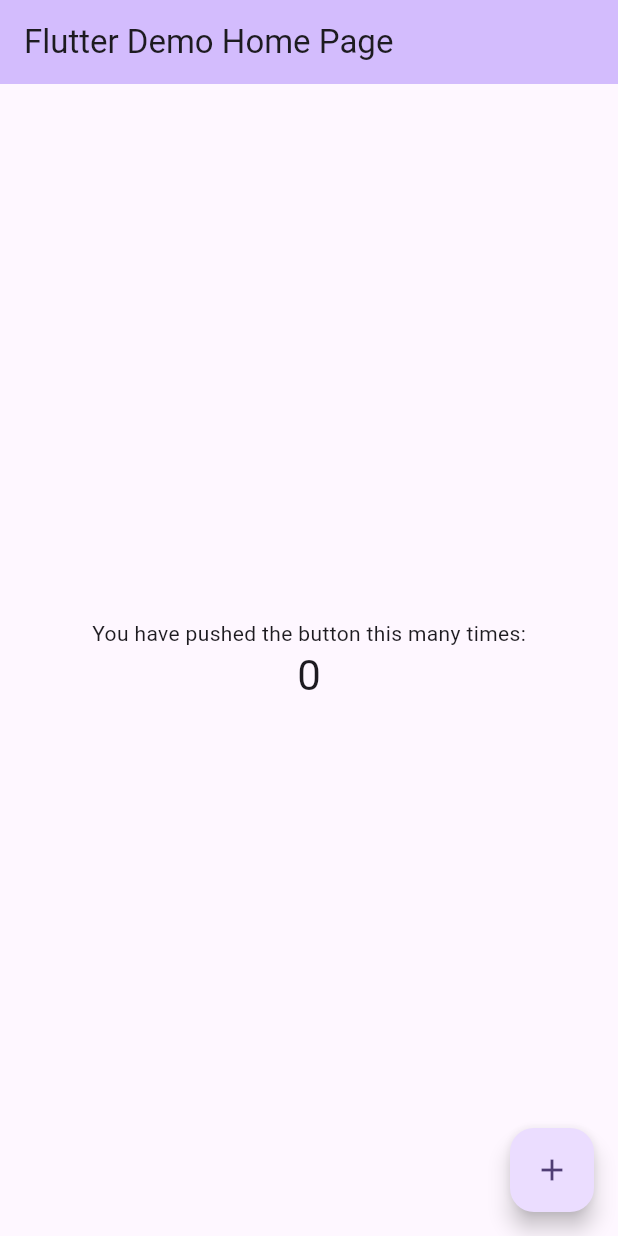
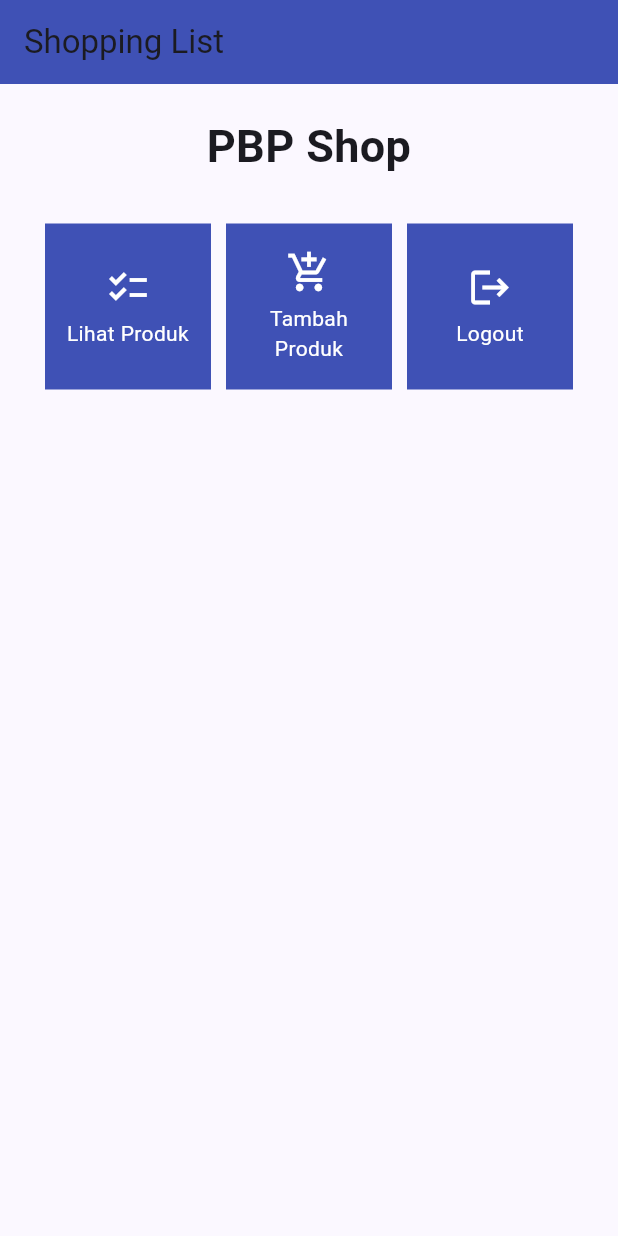
Before and after one commit to LokSki22/shopping-list-mobile, a Flutter app: the screen it shows after launch, on a phone screen of 412 x 824 dp. Run offline on Flutter 3.47's test engine with Material 2 defaults, Android fonts, the phone set to English and light mode, and no system bars.

Commit message:
flutter tutor

```diff
--- a/lib/main.dart
+++ b/lib/main.dart
@@ -1,5 +1,5 @@
 import 'package:flutter/material.dart';
-
+import 'package:shopping_list/menu.dart';
 void main() {
   runApp(const MyApp());
 }
@@ -28,98 +28,15 @@ class MyApp extends StatelessWidget {
         //
         // This works for code too, not just values: Most code changes can be
         // tested with just a hot reload.
-        colorScheme: ColorScheme.fromSeed(seedColor: Colors.deepPurple),
+        colorScheme: ColorScheme.fromSeed(seedColor: Colors.indigo),
+        appBarTheme: AppBarTheme(
+          backgroundColor : Colors.indigo,
+        ),
         useMaterial3: true,
+
       ),
-      home: const MyHomePage(title: 'Flutter Demo Home Page'),
+
+      home: MyHomePage()
     );
   }
 }
-
-class MyHomePage extends StatefulWidget {
-  const MyHomePage({super.key, required this.title});
-
-  // This widget is the home page of your application. It is stateful, meaning
-  // that it has a State object (defined below) that contains fields that affect
-  // how it looks.
-
-  // This class is the configuration for the state. It holds the values (in this
-  // case the title) provided by the parent (in this case the App widget) and
-  // used by the build method of the State. Fields in a Widget subclass are
-  // always marked "final".
-
-  final String title;
-
-  @override
-  State<MyHomePage> createState() => _MyHomePageState();
-}
-
-class _MyHomePageState extends State<MyHomePage> {
-  int _counter = 0;
-
-  void _incrementCounter() {
-    setState(() {
-      // This call to setState tells the Flutter framework that something has
-      // changed in this State, which causes it to rerun the build method below
-      // so that the display can reflect the updated values. If we changed
-      // _counter without calling setState(), then the build method would not be
-      // called again, and so nothing would appear to happen.
-      _counter++;
-    });
-  }
-
-  @override
-  Widget build(BuildContext context) {
-    // This method is rerun every time setState is called, for instance as done
-    // by the _incrementCounter method above.
-    //
-    // The Flutter framework has been optimized to make rerunning build methods
-    // fast, so that you can just rebuild anything that needs updating rather
-    // than having to individually change instances of widgets.
-    return Scaffold(
-      appBar: AppBar(
-        // TRY THIS: Try changing the color here to a specific color (to
-        // Colors.amber, perhaps?) and trigger a hot reload to see the AppBar
-        // change color while the other colors stay the same.
-        backgroundColor: Theme.of(context).colorScheme.inversePrimary,
-        // Here we take the value from the MyHomePage object that was created by
-        // the App.build method, and use it to set our appbar title.
-        title: Text(widget.title),
-      ),
-      body: Center(
-        // Center is a layout widget. It takes a single child and positions it
-        // in the middle of the parent.
-        child: Column(
-          // Column is also a layout widget. It takes a list of children and
-          // arranges them vertically. By default, it sizes itself to fit its
-          // children horizontally, and tries to be as tall as its parent.
-          //
-          // Column has various properties to control how it sizes itself and
-          // how it positions its children. Here we use mainAxisAlignment to
-          // center the children vertically; the main axis here is the vertical
-          // axis because Columns are vertical (the cross axis would be
-          // horizontal).
-          //
-          // TRY THIS: Invoke "debug painting" (choose the "Toggle Debug Paint"
-          // action in the IDE, or press "p" in the console), to see the
-          // wireframe for each widget.
-          mainAxisAlignment: MainAxisAlignment.center,
-          children: <Widget>[
-            const Text(
-              'You have pushed the button this many times:',
-            ),
-            Text(
-              '$_counter',
-              style: Theme.of(context).textTheme.headlineMedium,
-            ),
-          ],
-        ),
-      ),
-      floatingActionButton: FloatingActionButton(
-        onPressed: _incrementCounter,
-        tooltip: 'Increment',
-        child: const Icon(Icons.add),
-      ), // This trailing comma makes auto-formatting nicer for build methods.
-    );
-  }
-}
--- /dev/null
+++ b/lib/menu.dart
@@ -0,0 +1,110 @@
+import 'package:flutter/material.dart';
+class MyHomePage extends StatelessWidget {
+    MyHomePage({Key? key}) : super(key: key);
+
+    @override
+    Widget build(BuildContext context) {
+        return Scaffold(
+      appBar: AppBar(
+        title: const Text(
+          'Shopping List',
+        ),
+      ),
+      body: SingleChildScrollView(
+        // Widget wrapper yang dapat discroll
+        child: Padding(
+          padding: const EdgeInsets.all(10.0), // Set padding dari halaman
+          child: Column(
+            // Widget untuk menampilkan children secara vertikal
+            children: <Widget>[
+              const Padding(
+                padding: EdgeInsets.only(top: 10.0, bottom: 10.0),
+                // Widget Text untuk menampilkan tulisan dengan alignment center dan style yang sesuai
+                child: Text(
+                  'PBP Shop', // Text yang menandakan toko
+                  textAlign: TextAlign.center,
+                  style: TextStyle(
+                    fontSize: 30,
+                    fontWeight: FontWeight.bold,
+                  ),
+                ),
+              ),
+              // Grid layout
+              GridView.count(
+                // Container pada card kita.
+                primary: true,
+                padding: const EdgeInsets.all(20),
+                crossAxisSpacing: 10,
+                mainAxisSpacing: 10,
+                crossAxisCount: 3,
+                shrinkWrap: true,
+                children: items.map((ShopItem item) {
+                  // Iterasi untuk setiap item
+                  return ShopCard(item);
+                }).toList(),
+              ),
+            ],
+          ),
+        ),
+      ),
+    );
+    }
+}
+
+class ShopItem {
+  final String name;
+  final IconData icon;
+
+  ShopItem(this.name, this.icon);
+}
+
+final List<ShopItem> items = [
+    ShopItem("Lihat Produk", Icons.checklist),
+    ShopItem("Tambah Produk", Icons.add_shopping_cart),
+    ShopItem("Logout", Icons.logout),
+];
+
+class ShopCard extends StatelessWidget {
+  final ShopItem item;
+
+  const ShopCard(this.item, {super.key}); // Constructor
+
+  @override
+  Widget build(BuildContext context) {
+    return Material(
+      color: Colors.indigo,
+      child: InkWell(
+        // Area responsive terhadap sentuhan
+        onTap: () {
+          // Memunculkan SnackBar ketika diklik
+          ScaffoldMessenger.of(context)
+            ..hideCurrentSnackBar()
+            ..showSnackBar(SnackBar(
+                content: Text("Kamu telah menekan tombol ${item.name}!")));
+        },
+        child: Container(
+          // Container untuk menyimpan Icon dan Text
+          padding: const EdgeInsets.all(8),
+          child: Center(
+            child: Column(
+              mainAxisAlignment: MainAxisAlignment.center,
+              children: [
+                Icon(
+                  item.icon,
+                  color: Colors.white,
+                  size: 30.0,
+                ),
+                const Padding(padding: EdgeInsets.all(3)),
+                Text(
+                  item.name,
+                  textAlign: TextAlign.center,
+                  style: const TextStyle(color: Colors.white),
+                ),
+              ],
+            ),
+          ),
+        ),
+      ),
+    );
+  }
+}
```
